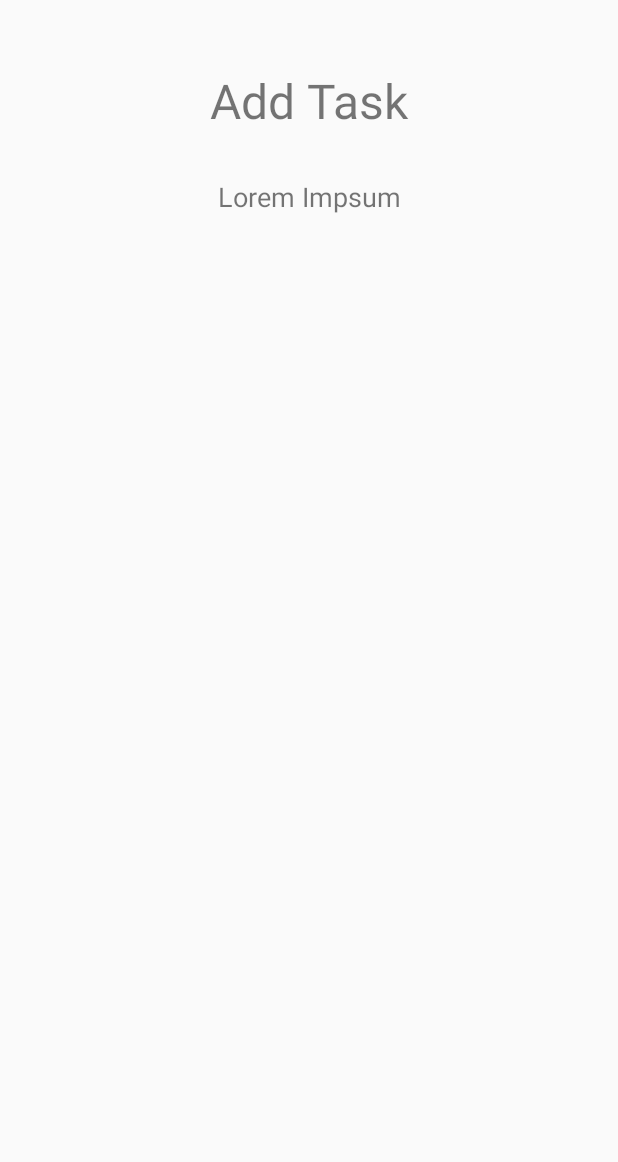
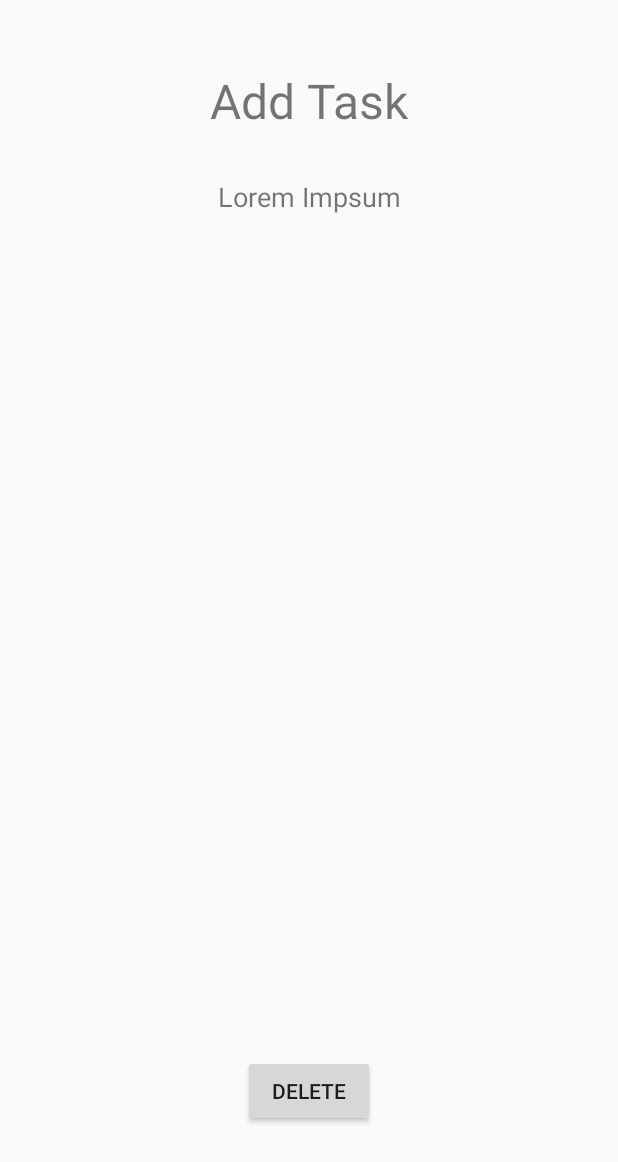
Before and after one commit to RanVaknin/taskmaster, an Android app: the layout activity_task_detail.xml on its own in the app's theme, with its tools: preview values and no code run, on a phone screen of 412 x 824 dp. Shown: the top 1162 px of the screen. Run offline under Robolectric (Android 15) with nearby library versions, the phone set to English and light mode, and no system bars.

Commit message:
fixed fragment

```diff
--- a/app/src/main/res/layout/activity_task_detail.xml
+++ b/app/src/main/res/layout/activity_task_detail.xml
@@ -27,4 +27,15 @@
         app:layout_constraintEnd_toEndOf="parent"
         app:layout_constraintStart_toStartOf="parent"
         app:layout_constraintTop_toBottomOf="@+id/addTask" />
+
+    <Button
+        android:id="@+id/deleteTaskButton"
+        android:layout_width="wrap_content"
+        android:layout_height="wrap_content"
+        android:layout_marginTop="487dp"
+        android:text="Delete"
+        app:layout_constraintBottom_toBottomOf="parent"
+        app:layout_constraintEnd_toEndOf="parent"
+        app:layout_constraintStart_toStartOf="parent"
+        app:layout_constraintTop_toBottomOf="@+id/description" />
 </androidx.constraintlayout.widget.ConstraintLayout>
```
Also changed, not shown: app/src/main/java/com/rafaelsdiamonds/taskmaster/TaskDetail.java (+20 -0 lines).
